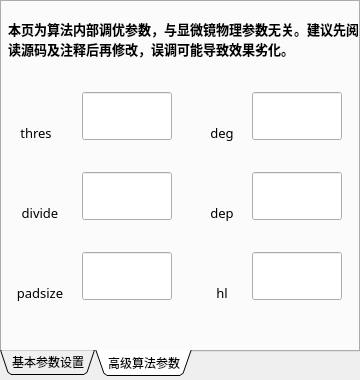
Qt form greenwidget.ui (Ruoave/Dark-optical-sectioning-with-Qt-) before a commit.
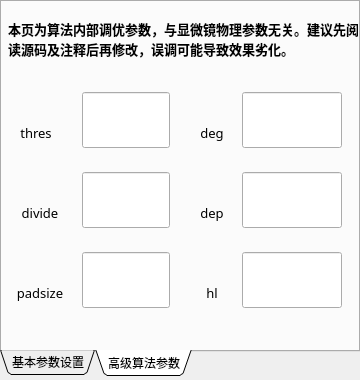
The same form after that commit. Custom widgets are drawn as their Qt base class.

Commit message: ui 5.2.6 第二页参数设置完成

```diff
--- a/greenwidget.ui
+++ b/greenwidget.ui
@@ -590,8 +590,8 @@
       <rect>
        <x>80</x>
        <y>90</y>
-       <width>90</width>
-       <height>48</height>
+       <width>88</width>
+       <height>56</height>
       </rect>
      </property>
     </widget>
@@ -600,8 +600,8 @@
       <rect>
        <x>80</x>
        <y>170</y>
-       <width>90</width>
-       <height>48</height>
+       <width>88</width>
+       <height>56</height>
       </rect>
      </property>
     </widget>
@@ -610,18 +610,18 @@
       <rect>
        <x>80</x>
        <y>250</y>
-       <width>90</width>
-       <height>48</height>
+       <width>88</width>
+       <height>56</height>
       </rect>
      </property>
     </widget>
     <widget class="QtMaterialTextField" name="lineEdit_4">
      <property name="geometry">
       <rect>
-       <x>250</x>
+       <x>240</x>
        <y>90</y>
-       <width>90</width>
-       <height>48</height>
+       <width>100</width>
+       <height>56</height>
       </rect>
      </property>
     </widget>
@@ -724,7 +724,7 @@
     <widget class="QLabel" name="Label_4">
      <property name="geometry">
       <rect>
-       <x>200</x>
+       <x>190</x>
        <y>120</y>
        <width>40</width>
        <height>22</height>
@@ -756,7 +756,7 @@
     <widget class="QLabel" name="Label_5">
      <property name="geometry">
       <rect>
-       <x>200</x>
+       <x>190</x>
        <y>200</y>
        <width>40</width>
        <height>22</height>
@@ -788,17 +788,17 @@
     <widget class="QtMaterialTextField" name="lineEdit_5">
      <property name="geometry">
       <rect>
-       <x>250</x>
+       <x>240</x>
        <y>170</y>
-       <width>90</width>
-       <height>48</height>
+       <width>100</width>
+       <height>56</height>
       </rect>
      </property>
     </widget>
     <widget class="QLabel" name="Label_6">
      <property name="geometry">
       <rect>
-       <x>200</x>
+       <x>190</x>
        <y>280</y>
        <width>40</width>
        <height>22</height>
@@ -830,10 +830,10 @@
     <widget class="QtMaterialTextField" name="lineEdit_6">
      <property name="geometry">
       <rect>
-       <x>250</x>
+       <x>240</x>
        <y>250</y>
-       <width>90</width>
-       <height>48</height>
+       <width>100</width>
+       <height>56</height>
       </rect>
      </property>
     </widget>
```
The commit also changes 2 other files.
